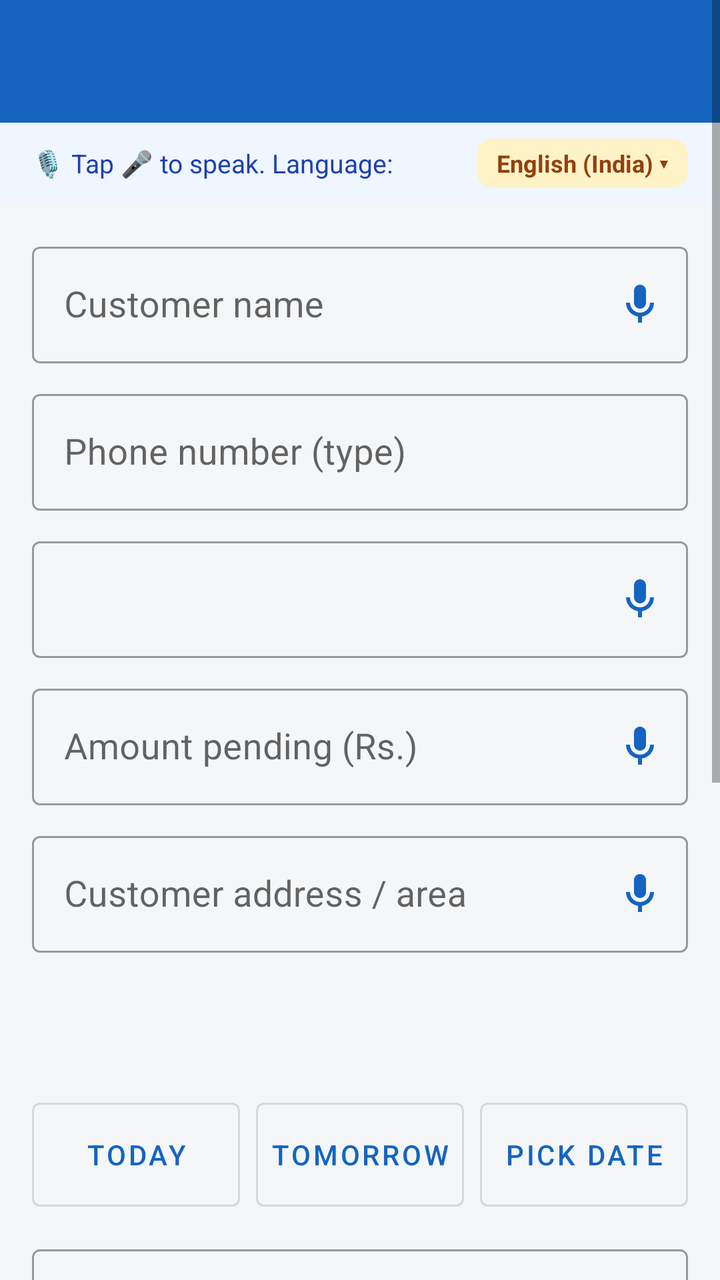
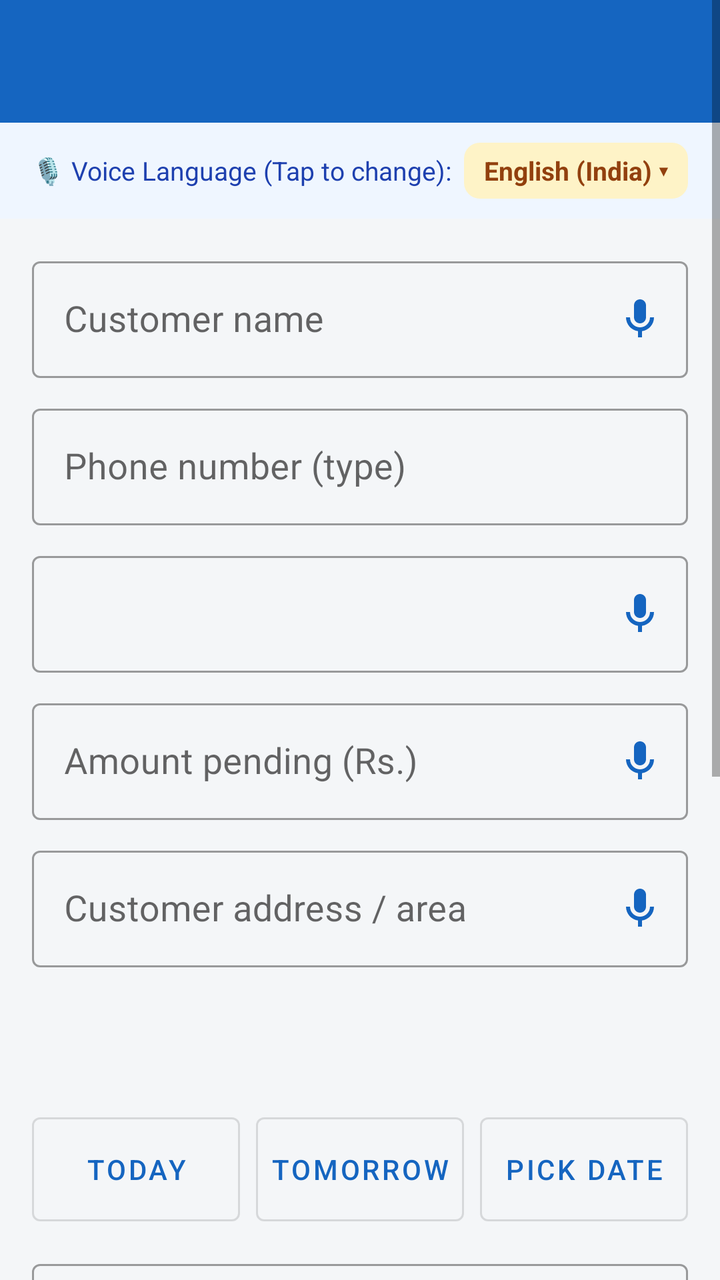

Two renders of the same Android screen: before a commit and after it. Below are the layout's source before the change and the commit's diff.
<!-- AndroidManifest.xml: application theme Theme.Dukaan -->
<!-- res/layout/activity_edit.xml -->
<?xml version="1.0" encoding="utf-8"?>
<ScrollView xmlns:android="http://schemas.android.com/apk/res/android"
    xmlns:app="http://schemas.android.com/apk/res-auto"
    android:layout_width="match_parent"
    android:layout_height="match_parent"
    android:fillViewport="true">

    <LinearLayout
        android:layout_width="match_parent"
        android:layout_height="wrap_content"
        android:orientation="vertical">

        <TextView
            android:id="@+id/tvTitle"
            android:layout_width="match_parent"
            android:layout_height="wrap_content"
            android:background="@color/primary"
            android:padding="16dp"
            android:textColor="@android:color/white"
            android:textSize="22sp"
            android:textStyle="bold" />

        <LinearLayout
            android:layout_width="match_parent"
            android:layout_height="wrap_content"
            android:background="#EFF6FF"
            android:gravity="center_vertical"
            android:orientation="horizontal"
            android:paddingStart="16dp"
            android:paddingTop="8dp"
            android:paddingEnd="16dp"
            android:paddingBottom="8dp">

            <TextView
                android:layout_width="0dp"
                android:layout_height="wrap_content"
                android:layout_weight="1"
                android:text="🎙️ Tap 🎤 to speak. Language:"
                android:textColor="#1E40AF"
                android:textSize="13sp" />

            <TextView
                android:id="@+id/tvVoiceLang"
                android:layout_width="wrap_content"
                android:layout_height="wrap_content"
                android:background="@drawable/bg_badge_today"
                android:paddingStart="10dp"
                android:paddingTop="4dp"
                android:paddingEnd="10dp"
                android:paddingBottom="4dp"
                android:text="English (India) ▾"
                android:textColor="#92400E"
                android:textSize="12sp"
                android:textStyle="bold" />
        </LinearLayout>

        <LinearLayout
            android:layout_width="match_parent"
            android:layout_height="wrap_content"
            android:orientation="vertical"
            android:padding="16dp">

            <com.google.android.material.textfield.TextInputLayout
                android:id="@+id/tilName"
                style="@style/Widget.MaterialComponents.TextInputLayout.OutlinedBox"
                android:layout_width="match_parent"
                android:layout_height="wrap_content"
                android:hint="Customer name"
                app:endIconMode="custom"
                app:endIconDrawable="@drawable/ic_mic"
                app:endIconContentDescription="Speak customer name"
                app:endIconTint="@color/primary">

                <com.google.android.material.textfield.TextInputEditText
                    android:id="@+id/etName"
                    android:layout_width="match_parent"
                    android:layout_height="wrap_content"
                    android:inputType="textPersonName|textCapWords"
                    android:textSize="18sp" />
            </com.google.android.material.textfield.TextInputLayout>

            <com.google.android.material.textfield.TextInputLayout
                android:id="@+id/tilPhone"
                style="@style/Widget.MaterialComponents.TextInputLayout.OutlinedBox"
                android:layout_width="match_parent"
                android:layout_height="wrap_content"
                android:layout_marginTop="10dp"
                android:hint="Phone number (type)">

                <com.google.android.material.textfield.TextInputEditText
                    android:id="@+id/etPhone"
                    android:layout_width="match_parent"
                    android:layout_height="wrap_content"
                    android:inputType="phone"
                    android:textSize="18sp" />
            </com.google.android.material.textfield.TextInputLayout>

            <com.google.android.material.textfield.TextInputLayout
                android:id="@+id/tilProduct"
                style="@style/Widget.MaterialComponents.TextInputLayout.OutlinedBox"
                android:layout_width="match_parent"
                android:layout_height="wrap_content"
                android:layout_marginTop="10dp"
                app:endIconMode="custom"
                app:endIconDrawable="@drawable/ic_mic"
                app:endIconContentDescription="Speak product name"
                app:endIconTint="@color/primary">

                <com.google.android.material.textfield.TextInputEditText
                    android:id="@+id/etProduct"
                    android:layout_width="match_parent"
                    android:layout_height="wrap_content"
                    android:inputType="textCapSentences"
                    android:textSize="18sp" />
            </com.google.android.material.textfield.TextInputLayout>

            <com.google.android.material.textfield.TextInputLayout
                android:id="@+id/tilAmount"
                style="@style/Widget.MaterialComponents.TextInputLayout.OutlinedBox"
                android:layout_width="match_parent"
                android:layout_height="wrap_content"
                android:layout_marginTop="10dp"
                android:hint="Amount pending (Rs.)"
                app:endIconMode="custom"
                app:endIconDrawable="@drawable/ic_mic"
                app:endIconContentDescription="Speak amount"
                app:endIconTint="@color/primary">

                <com.google.android.material.textfield.TextInputEditText
                    android:id="@+id/etAmount"
                    android:layout_width="match_parent"
                    android:layout_height="wrap_content"
                    android:inputType="numberDecimal"
                    android:textSize="18sp" />
            </com.google.android.material.textfield.TextInputLayout>

            <com.google.android.material.textfield.TextInputLayout
                android:id="@+id/tilAddress"
                style="@style/Widget.MaterialComponents.TextInputLayout.OutlinedBox"
                android:layout_width="match_parent"
                android:layout_height="wrap_content"
                android:layout_marginTop="10dp"
                android:hint="Customer address / area"
                app:endIconMode="custom"
                app:endIconDrawable="@drawable/ic_mic"
                app:endIconContentDescription="Speak address"
                app:endIconTint="@color/primary">

                <com.google.android.material.textfield.TextInputEditText
                    android:id="@+id/etAddress"
                    android:layout_width="match_parent"
                    android:layout_height="wrap_content"
                    android:inputType="textCapSentences|textMultiLine"
                    android:textSize="18sp" />
            </com.google.android.material.textfield.TextInputLayout>

            <TextView
                android:id="@+id/tvDateLabel"
                android:layout_width="match_parent"
                android:layout_height="wrap_content"
                android:layout_marginTop="16dp"
                android:textColor="#212121"
                android:textSize="16sp"
                android:textStyle="bold" />

            <TextView
                android:id="@+id/tvDate"
                android:layout_width="match_parent"
                android:layout_height="wrap_content"
                android:layout_marginTop="2dp"
                android:textColor="@color/primary"
                android:textSize="22sp"
                android:textStyle="bold" />

            <LinearLayout
                android:layout_width="match_parent"
                android:layout_height="wrap_content"
                android:layout_marginTop="6dp"
                android:orientation="horizontal">

                <com.google.android.material.button.MaterialButton
                    android:id="@+id/btnToday"
                    style="@style/Widget.MaterialComponents.Button.OutlinedButton"
                    android:layout_width="0dp"
                    android:layout_height="52dp"
                    android:layout_marginEnd="4dp"
                    android:layout_weight="1"
                    android:insetTop="0dp"
                    android:insetBottom="0dp"
                    android:padding="0dp"
                    android:text="TODAY"
                    android:textSize="14sp" />

                <com.google.android.material.button.MaterialButton
                    android:id="@+id/btnTomorrow"
                    style="@style/Widget.MaterialComponents.Button.OutlinedButton"
                    android:layout_width="0dp"
                    android:layout_height="52dp"
                    android:layout_marginStart="4dp"
                    android:layout_marginEnd="4dp"
                    android:layout_weight="1"
                    android:insetTop="0dp"
                    android:insetBottom="0dp"
                    android:padding="0dp"
                    android:text="TOMORROW"
                    android:textSize="14sp" />

                <com.google.android.material.button.MaterialButton
                    android:id="@+id/btnPick"
                    style="@style/Widget.MaterialComponents.Button.OutlinedButton"
                    android:layout_width="0dp"
                    android:layout_height="52dp"
                    android:layout_marginStart="4dp"
                    android:layout_weight="1"
                    android:insetTop="0dp"
                    android:insetBottom="0dp"
                    android:padding="0dp"
                    android:text="PICK DATE"
                    android:textSize="14sp" />
            </LinearLayout>

            <com.google.android.material.textfield.TextInputLayout
                android:id="@+id/tilNote"
                style="@style/Widget.MaterialComponents.TextInputLayout.OutlinedBox"
                android:layout_width="match_parent"
                android:layout_height="wrap_content"
                android:layout_marginTop="16dp"
                android:hint="Note (optional)"
                app:endIconMode="custom"
                app:endIconDrawable="@drawable/ic_mic"
                app:endIconContentDescription="Speak note"
                app:endIconTint="@color/primary">

                <com.google.android.material.textfield.TextInputEditText
                    android:id="@+id/etNote"
                    android:layout_width="match_parent"
                    android:layout_height="wrap_content"
                    android:inputType="textCapSentences|textMultiLine"
                    android:textSize="18sp" />
            </com.google.android.material.textfield.TextInputLayout>

            <TextView
                android:layout_width="match_parent"
                android:layout_height="wrap_content"
                android:layout_marginTop="16dp"
                android:text="🎤 Voice note (no typing needed)"
                android:textColor="#212121"
                android:textSize="16sp"
                android:textStyle="bold" />

            <TextView
                android:id="@+id/tvVoiceStatus"
                android:layout_width="match_parent"
                android:layout_height="wrap_content"
                android:layout_marginTop="2dp"
                android:textColor="@color/grey"
                android:textSize="15sp" />

            <com.google.android.material.button.MaterialButton
                android:id="@+id/btnRecord"
                android:layout_width="match_parent"
                android:layout_height="64dp"
                android:layout_marginTop="6dp"
                android:backgroundTint="@color/accent"
                android:textSize="18sp"
                android:textStyle="bold"
                app:cornerRadius="12dp" />

            <LinearLayout
                android:layout_width="match_parent"
                android:layout_height="wrap_content"
                android:layout_marginTop="8dp"
                android:orientation="horizontal">

                <com.google.android.material.button.MaterialButton
                    android:id="@+id/btnPlay"
                    style="@style/Widget.MaterialComponents.Button.OutlinedButton"
                    android:layout_width="0dp"
                    android:layout_height="56dp"
                    android:layout_marginEnd="4dp"
                    android:layout_weight="1"
                    android:text="PLAY"
                    android:textSize="15sp" />

                <com.google.android.material.button.MaterialButton
                    android:id="@+id/btnDeleteVoice"
                    style="@style/Widget.MaterialComponents.Button.OutlinedButton"
                    android:layout_width="0dp"
                    android:layout_height="56dp"
                    android:layout_marginStart="4dp"
                    android:layout_weight="1"
                    android:text="DELETE VOICE"
                    android:textColor="@color/red"
                    android:textSize="15sp" />
            </LinearLayout>

            <com.google.android.material.button.MaterialButton
                android:id="@+id/btnSave"
                android:layout_width="match_parent"
                android:layout_height="64dp"
                android:layout_marginTop="24dp"
                android:text="SAVE"
                android:textSize="20sp"
                android:textStyle="bold"
                app:cornerRadius="12dp" />

            <com.google.android.material.button.MaterialButton
                android:id="@+id/btnDeleteEntry"
                style="@style/Widget.MaterialComponents.Button.OutlinedButton"
                android:layout_width="match_parent"
                android:layout_height="56dp"
                android:layout_marginTop="10dp"
                android:text="DELETE THIS ENTRY"
                android:textColor="@color/red"
                android:textSize="16sp" />
        </LinearLayout>
    </LinearLayout>
</ScrollView>
<!-- resources referenced by this layout -->
<resources>
  <color name="accent">#00897B</color>
  <color name="grey">#757575</color>
  <color name="primary">#1565C0</color>
  <color name="red">#D32F2F</color>
  <!-- drawable bg_badge_today (drawable) -->
  <?xml version="1.0" encoding="utf-8"?>
  <shape xmlns:android="http://schemas.android.com/apk/res/android"
      android:shape="rectangle">
      <corners android:radius="8dp" />
      <solid android:color="#FEF3C7" />
  </shape>
  <!-- drawable ic_mic (drawable) -->
  <vector xmlns:android="http://schemas.android.com/apk/res/android"
      android:width="24dp"
      android:height="24dp"
      android:viewportWidth="24"
      android:viewportHeight="24">
      <path
          android:fillColor="#1565C0"
          android:pathData="M12,14c1.66,0 3,-1.34 3,-3V5c0,-1.66 -1.34,-3 -3,-3S9,3.34 9,5v6c0,1.66 1.34,3 3,3z"/>
      <path
          android:fillColor="#1565C0"
          android:pathData="M17,11c0,2.76 -2.24,5 -5,5s-5,-2.24 -5,-5H5c0,3.53 2.61,6.43 6,6.92V21h2v-3.08c3.39,-0.49 6,-3.39 6,-6.92h-2z"/>
  </vector>
  <style name="Theme.Dukaan" parent="Theme.MaterialComponents.Light.NoActionBar">
          <item name="colorPrimary">@color/primary</item>
          <item name="colorPrimaryVariant">@color/primary_dark</item>
          <item name="colorOnPrimary">@android:color/white</item>
          <item name="colorSecondary">@color/accent</item>
          <item name="android:statusBarColor">@color/primary_dark</item>
          <item name="android:windowBackground">@color/bg</item>
      </style>
  <color name="primary_dark">#0D47A1</color>
  <color name="bg">#F4F6F8</color>
</resources>

<!-- the commit's change to res/layout/activity_edit.xml (unified diff, before → after) -->
@@ -21,21 +21,25 @@
             android:textStyle="bold" />
 
         <LinearLayout
+            android:id="@+id/layoutVoiceLang"
             android:layout_width="match_parent"
             android:layout_height="wrap_content"
             android:background="#EFF6FF"
+            android:clickable="true"
+            android:focusable="true"
+            android:foreground="?attr/selectableItemBackground"
             android:gravity="center_vertical"
             android:orientation="horizontal"
             android:paddingStart="16dp"
-            android:paddingTop="8dp"
+            android:paddingTop="10dp"
             android:paddingEnd="16dp"
-            android:paddingBottom="8dp">
+            android:paddingBottom="10dp">
 
             <TextView
                 android:layout_width="0dp"
                 android:layout_height="wrap_content"
                 android:layout_weight="1"
-                android:text="🎙️ Tap 🎤 to speak. Language:"
+                android:text="🎙️ Voice Language (Tap to change):"
                 android:textColor="#1E40AF"
                 android:textSize="13sp" />
 
@@ -45,12 +49,12 @@
                 android:layout_height="wrap_content"
                 android:background="@drawable/bg_badge_today"
                 android:paddingStart="10dp"
-                android:paddingTop="4dp"
+                android:paddingTop="5dp"
                 android:paddingEnd="10dp"
-                android:paddingBottom="4dp"
+                android:paddingBottom="5dp"
                 android:text="English (India) ▾"
                 android:textColor="#92400E"
-                android:textSize="12sp"
+                android:textSize="13sp"
                 android:textStyle="bold" />
         </LinearLayout>
 
